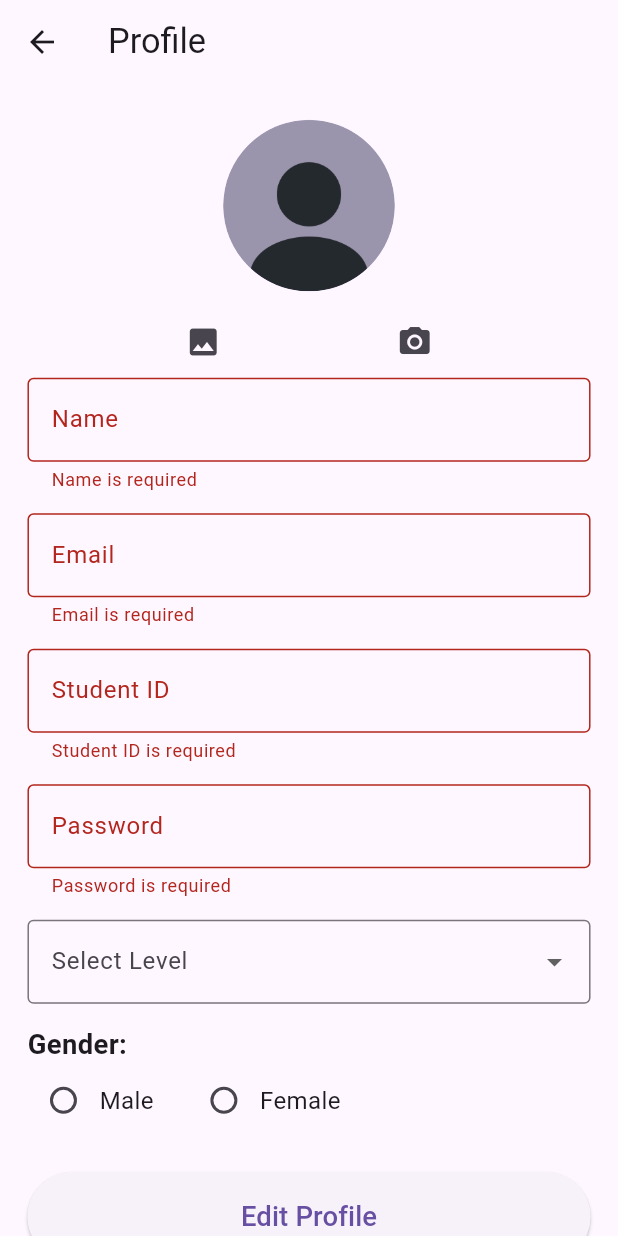
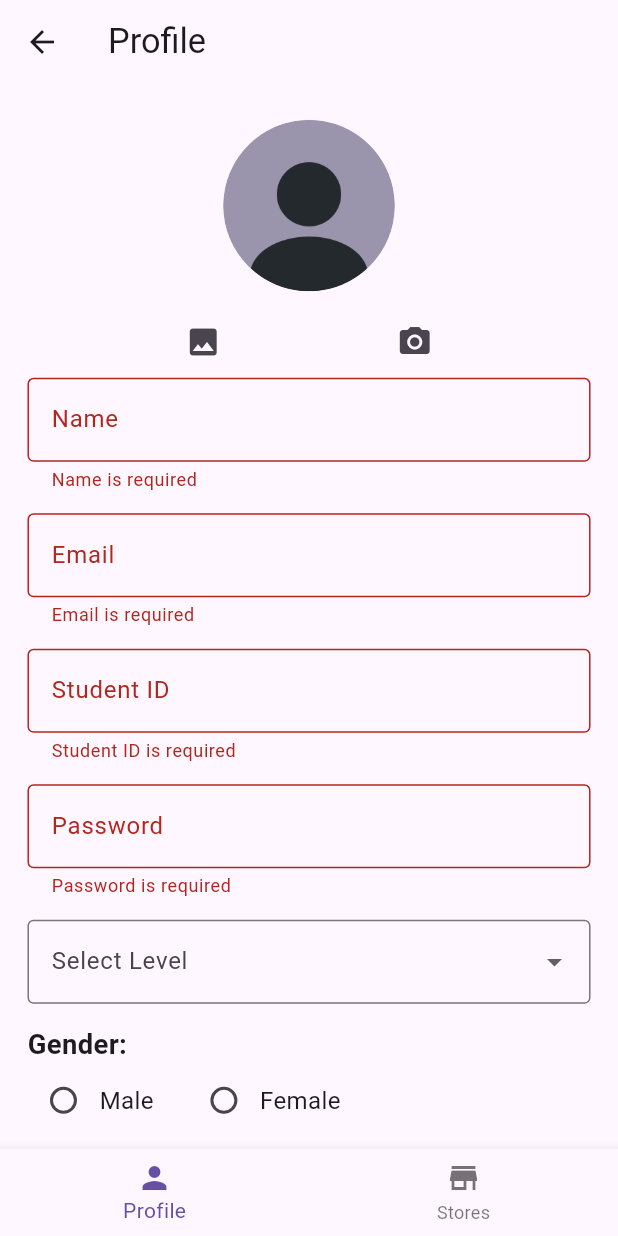
Before and after one commit to saraalbagory/a1, a Flutter app: the ProfileScreen screen opened directly with empty values, after a tap on "Edit Profile", on a phone screen of 412 x 824 dp. Run offline on Flutter 3.47's test engine with Material 3 defaults, Android fonts, the phone set to English and light mode, and no system bars; our stand-ins replace connectivity_plus, dio, flutter_map, flutter_screenutil, geolocator, image_picker and 3 more; accounts and stored records are empty.

Commit message:
added storelist provider and navigation

```diff
--- a/lib/view/profile_screen.dart
+++ b/lib/view/profile_screen.dart
@@ -1,15 +1,11 @@
 import 'dart:io';
-
 import 'package:a1/database_services/repositry.dart';
 import 'package:a1/models/student_model.dart';
+import 'package:a1/stores/presentation/stores_list.dart';
 import 'package:flutter/material.dart';
 import 'dart:developer';
 import 'package:image_picker/image_picker.dart';
-//import 'package:path/path.dart';
-
 import 'package:path_provider/path_provider.dart';
-//import 'package:a1/database_services/sign_up_logic.dart';
-
 import 'package:flutter_screenutil/flutter_screenutil.dart';
 import 'package:permission_handler/permission_handler.dart';
 
@@ -36,19 +32,18 @@ class _ProfileScreenState extends State<ProfileScreen> {
   final TextEditingController emailController = TextEditingController();
   final TextEditingController studentIDController = TextEditingController();
   final TextEditingController passwordController = TextEditingController();
-  final TextEditingController confirmPasswordController =
-      TextEditingController();
 
   String? gender;
   int? level;
   final _formKey = GlobalKey<FormState>();
   late StudentModel student;
   File? _image;
+  int _currentIndex = 0; // For bottom navigation bar
+
   @override
   void initState() {
     super.initState();
     requestPermissions();
-    // Access the student data from ModalRoute in initState
     WidgetsBinding.instance.addPostFrameCallback((_) {
       StudentModel passedStudent =
           ModalRoute.of(context)!.settings.arguments as StudentModel;
@@ -135,12 +130,34 @@ class _ProfileScreenState extends State<ProfileScreen> {
 
   @override
   Widget build(BuildContext context) {
-    // final StudentModel student =
-    //     ModalRoute.of(context)!.settings.arguments as StudentModel;
-    // level=student.level;
+    // Handle navigation between screens
+    final List<Widget> _screens = [_buildProfileContent(), StoresList()];
+
     return Scaffold(
-      appBar: AppBar(title: Text("Profile", style: TextStyle(fontSize: 20.sp))),
-      body: SafeArea(
+      appBar: AppBar(
+        title: Text(
+          _currentIndex == 0 ? "Profile" : "Stores List",
+          style: TextStyle(fontSize: 20.sp),
+        ),
+      ),
+      body: _screens[_currentIndex],
+      bottomNavigationBar: BottomNavigationBar(
+        currentIndex: _currentIndex,
+        onTap: (index) {
+          setState(() {
+            _currentIndex = index;
+          });
+        },
+        items: const [
+          BottomNavigationBarItem(icon: Icon(Icons.person), label: "Profile"),
+          BottomNavigationBarItem(icon: Icon(Icons.store), label: "Stores"),
+        ],
+      ),
+    );
+  }
+
+  Widget _buildProfileContent() {
+    return SafeArea(
       child: SingleChildScrollView(
         child: Padding(
           padding: EdgeInsets.symmetric(horizontal: 16.w, vertical: 20.h),
@@ -165,17 +182,6 @@ class _ProfileScreenState extends State<ProfileScreen> {
                                     as ImageProvider,
                       ),
                     ),
-                      // Container(
-                      //   width: 100.w,
-                      //   height: 100.h,
-                      //   decoration: BoxDecoration(
-                      //     shape: BoxShape.circle,
-                      //     image: DecorationImage(
-                      //       image: AssetImage(student.profileImage!),
-                      //       fit: BoxFit.cover,
-                      //     ),
-                      //   ),
-                      // ),
                     SizedBox(height: 8.h),
                     Row(
                       mainAxisAlignment: MainAxisAlignment.spaceEvenly,
@@ -196,12 +202,11 @@ class _ProfileScreenState extends State<ProfileScreen> {
                     ),
                   ],
                 ),
-
                 _buildTextField(
                   nameController,
-                    student.name, // Initial value
-                    false, // Read-only
-                    "Name", // Label
+                  student.name,
+                  false,
+                  "Name",
                   "Name is required",
                 ),
                 SizedBox(height: 12.h),
@@ -247,22 +252,6 @@ class _ProfileScreenState extends State<ProfileScreen> {
                   },
                 ),
                 SizedBox(height: 12.h),
-                  // _buildTextField(
-                  //   confirmPasswordController,
-                  //   "Confirm Password",
-                  //   "Confirm password is required",
-                  //   isPassword: true,
-                  //   validator: (value) {
-                  //     if (value!.isEmpty) {
-                  //       return "Confirm password is required";
-                  //     }
-                  //     if (value != passwordController.text) {
-                  //       return "Passwords do not match";
-                  //     }
-                  //     return null;
-                  //   },
-                  // ),
-                  //SizedBox(height: 12.h),
                 DropdownButtonFormField<int>(
                   decoration: InputDecoration(
                     labelText: "Select Level",
@@ -300,11 +289,9 @@ class _ProfileScreenState extends State<ProfileScreen> {
           ),
         ),
       ),
-      ),
     );
   }
 
-  /// Reusable TextField Widget
   Widget _buildTextField(
     TextEditingController controller,
     String initialValue,
@@ -315,7 +302,7 @@ class _ProfileScreenState extends State<ProfileScreen> {
     String? Function(String?)? validator,
   }) {
     return TextFormField(
-      readOnly: readOnly, // Set the readOnly property
+      readOnly: readOnly,
       controller: controller..text = initialValue,
       decoration: InputDecoration(
         labelText: label,
@@ -326,7 +313,6 @@ class _ProfileScreenState extends State<ProfileScreen> {
     );
   }
 
-  /// Gender Selection Widget
   Widget _buildGenderSelection() {
     return Column(
       crossAxisAlignment: CrossAxisAlignment.start,
--- a/lib/view/sign_up_view.dart
+++ b/lib/view/sign_up_view.dart
@@ -63,7 +63,7 @@ class _SignUpViewState extends State<SignUpView> {
   @override
   Widget build(BuildContext context) {
     return ScreenUtilInit(
-      designSize: Size(375, 812), // Base iPhone X size (adjust as needed)
+      designSize: Size(375, 812),
       builder:
           (_, child) => Scaffold(
             appBar: AppBar(
--- a/pubspec.yaml
+++ b/pubspec.yaml
@@ -48,6 +48,7 @@ dependencies:
   latlong2: ^0.9.0
   flutter_map: ^6.1.0
   responsive_sizer: ^3.3.1
+  provider: ^6.1.4
 
 dev_dependencies:
   flutter_test:
```
Also changed, not shown: lib/main.dart (+16 -13 lines), lib/stores/presentation/stores_list.dart (+23 -34 lines), lib/stores/providers/store_provider.dart (added, +26 -0 lines), lib/view/home_screen.dart (added, +66 -0 lines), lib/view/store_dist_screen.dart (+3 -4 lines), pubspec.lock. Lines whose indentation alone changed are shown as unchanged.
